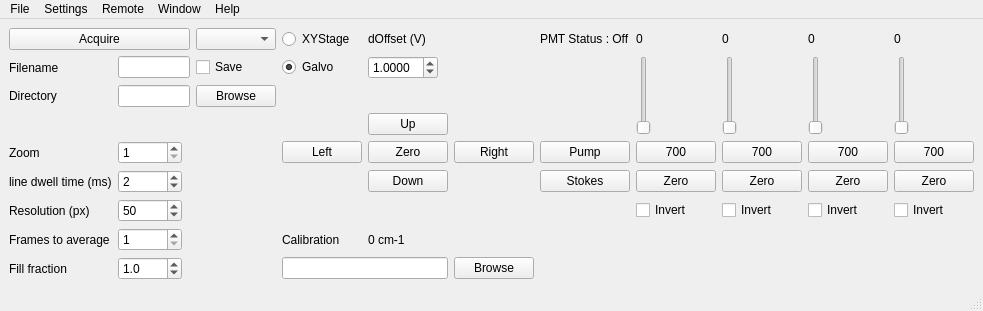
This is microscoper/ui/Microscoper.ui in JeremyPorquez/MicroscoperPython as Qt 5 draws it before an edit. The edited form follows.
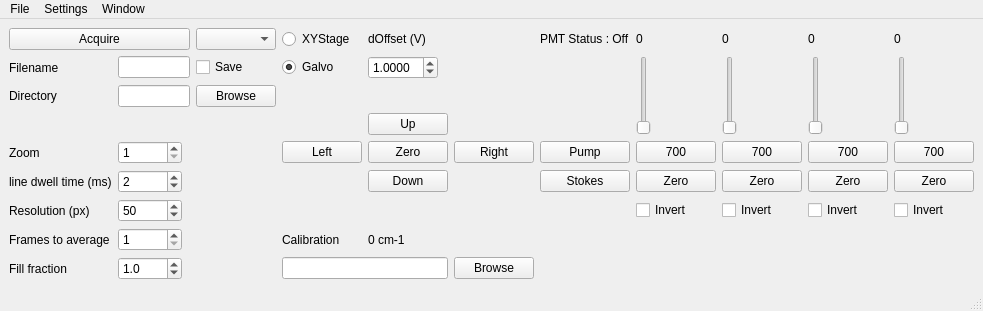
This is the edited form.

Diff of the .ui file:
```diff
--- a/microscoper/ui/Microscoper.ui
+++ b/microscoper/ui/Microscoper.ui
@@ -522,12 +522,6 @@
     <addaction name="action_Open"/>
     <addaction name="action_Quit"/>
    </widget>
-   <widget class="QMenu" name="menuHelp">
-    <property name="title">
-     <string>Help</string>
-    </property>
-    <addaction name="action_About"/>
-   </widget>
    <widget class="QMenu" name="menuSettings">
     <property name="title">
      <string>Settings</string>
@@ -540,18 +534,9 @@
     </property>
     <addaction name="actionBring_all_to_front"/>
    </widget>
-   <widget class="QMenu" name="menuRemote">
-    <property name="title">
-     <string>Remote</string>
-    </property>
-    <addaction name="action_Connect"/>
-    <addaction name="action_Disconnect"/>
-   </widget>
    <addaction name="menuFile"/>
    <addaction name="menuSettings"/>
-   <addaction name="menuRemote"/>
    <addaction name="menuWindow"/>
-   <addaction name="menuHelp"/>
   </widget>
   <widget class="QStatusBar" name="statusbar"/>
   <action name="action_Quit">
```
Left out of the diff: 1 changed line with no effect on the pictures.
